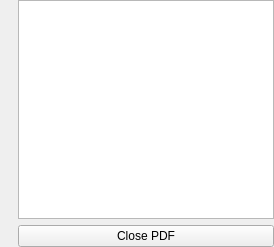
Above: presentation/pdfpresenter.ui from genosse-einhorn/FishyRecorder before the change. Below: the same form after it.
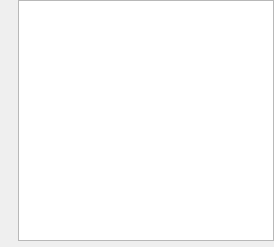
That is the form after the change. Custom widgets are drawn as their Qt base class.

Commit message: PDF/PPT presenter: Get rid of close button, show PPT file name

```diff
--- a/presentation/pdfpresenter.ui
+++ b/presentation/pdfpresenter.ui
@@ -38,25 +38,6 @@
    <property name="bottomMargin">
     <number>0</number>
    </property>
-   <item row="1" column="1" colspan="2">
-    <widget class="QPushButton" name="deleteBtn">
-     <property name="sizePolicy">
-      <sizepolicy hsizetype="Minimum" vsizetype="Fixed">
-       <horstretch>0</horstretch>
-       <verstretch>0</verstretch>
-      </sizepolicy>
-     </property>
-     <property name="minimumSize">
-      <size>
-       <width>5</width>
-       <height>0</height>
-      </size>
-     </property>
-     <property name="text">
-      <string>Close PDF</string>
-     </property>
-    </widget>
-   </item>
    <item row="0" column="1" colspan="2">
     <widget class="QListWidget" name="slideList">
      <property name="sizePolicy">
```
The commit also changes 4 other files.
